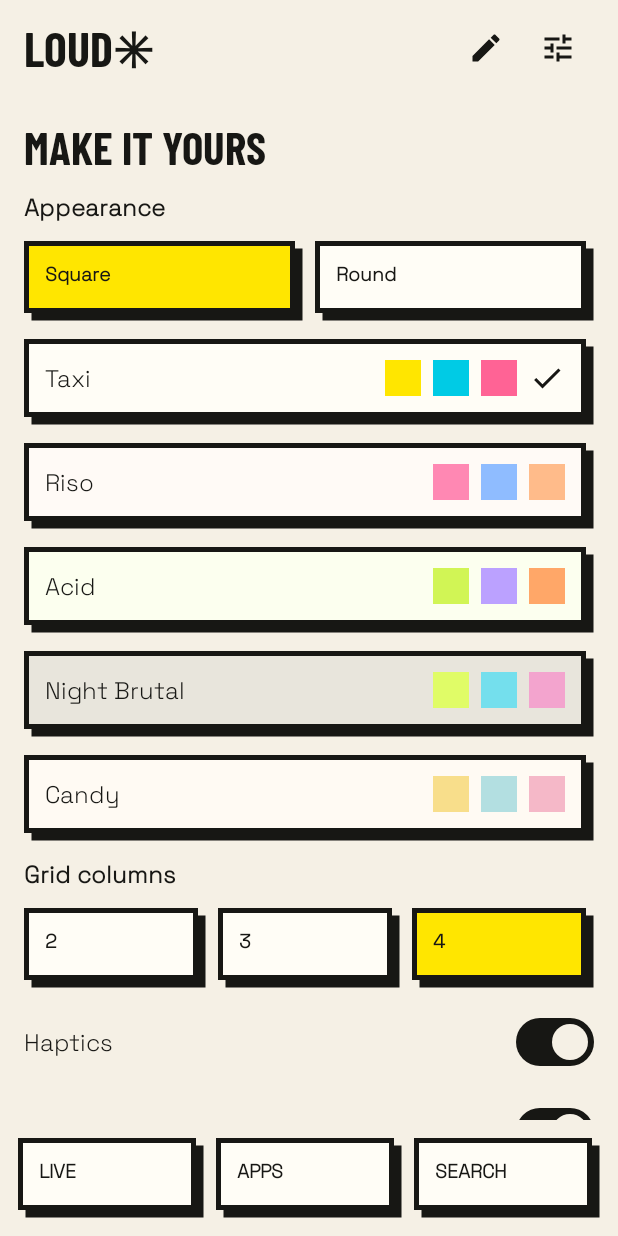
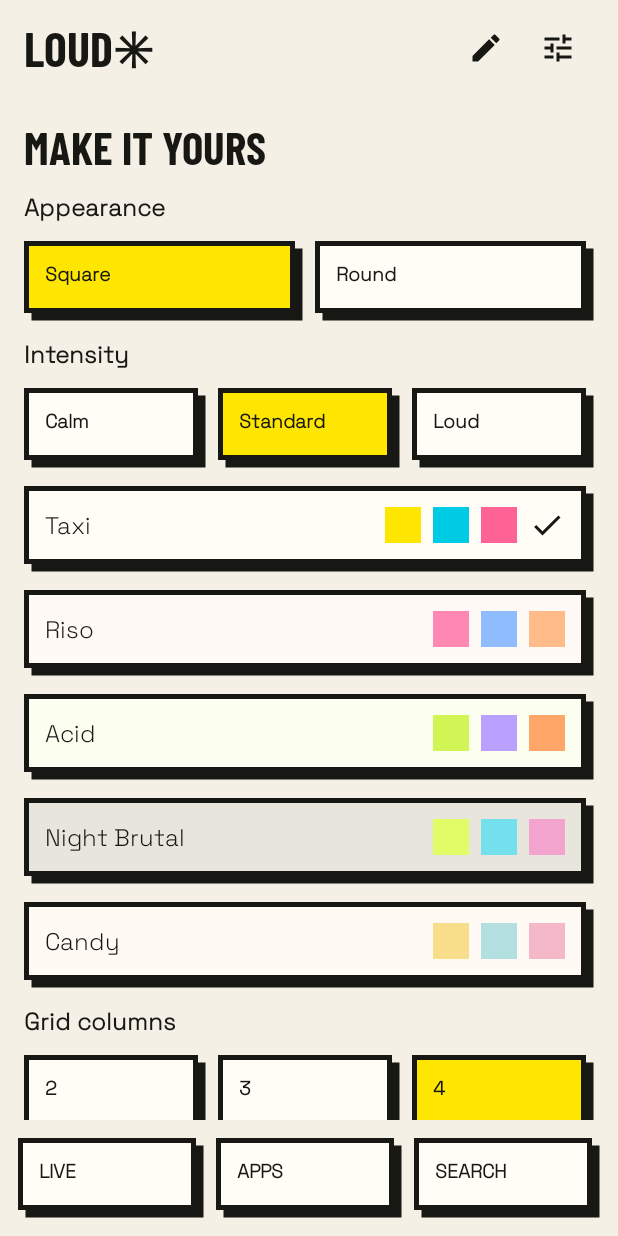
Before and after one commit to peteroomen/loud-launcher, an Android app built with Jetpack Compose: the screen it shows after launch (MainActivity), after a tap on "Square", on a phone screen of 412 x 824 dp. Run offline under Robolectric (Android 15) with nearby library versions, the phone set to English and light mode, and no system bars; our stand-ins replace Room's generated code; pictures from the network do not load; 1 statement that could not run was skipped; 1 other tap on this screen came first.

Commit message:
Add Calm/Standard/Loud appearance intensity setting
Scales outline and hard-shadow weight independently of shape and palette,
persists with settings and backups (missing value decodes as Standard).

Co-Authored-By: Claude Opus 5.5 <noreply@anthropic.com>
Claude-Session: https://claude.ai/code/session_014N6gUY1Hkx6UhE6nJaLX3J

```diff
--- a/app/src/main/java/io/github/peteroomen/loud/data/BackupCodec.kt
+++ b/app/src/main/java/io/github/peteroomen/loud/data/BackupCodec.kt
@@ -42,13 +42,13 @@ object BackupCodec {
     }
     fun encodeSettings(s: LauncherSettings): String {
         validateSettings(s)
-        return JSONObject().put("palette",s.palette).put("shape",s.shape.name).put("gridColumns",s.gridColumns).put("haptics",s.haptics).put("decorations",s.decorations).put("wallpaperUri",s.wallpaperUri ?: JSONObject.NULL).put("hiddenIds",JSONArray(s.appPreferences.hiddenIds.sorted())).put("renames",JSONObject(s.appPreferences.renames)).toString()
+        return JSONObject().put("palette",s.palette).put("shape",s.shape.name).put("gridColumns",s.gridColumns).put("haptics",s.haptics).put("decorations",s.decorations).put("intensity",s.intensity.name).put("wallpaperUri",s.wallpaperUri ?: JSONObject.NULL).put("hiddenIds",JSONArray(s.appPreferences.hiddenIds.sorted())).put("renames",JSONObject(s.appPreferences.renames)).toString()
     }
     fun decodeSettings(json: String): LauncherSettings {
-        val o=JSONObject(json); keys(o,setOf("palette","shape","gridColumns","haptics","decorations","wallpaperUri","hiddenIds","renames"))
+        val o=JSONObject(json); keys(o,setOf("palette","shape","gridColumns","haptics","decorations","intensity","wallpaperUri","hiddenIds","renames"))
         val h=o.getJSONArray("hiddenIds"); val r=o.getJSONObject("renames")
         require(o.get("haptics") is Boolean && o.get("decorations") is Boolean)
-        return LauncherSettings(o.getString("palette"),AppearanceShape.valueOf(o.getString("shape")),int(o,"gridColumns"),o.getBoolean("haptics"),o.getBoolean("decorations"),if(o.isNull("wallpaperUri")) null else o.getString("wallpaperUri"),AppPreferences((0 until h.length()).map { h.getString(it) }.toSet(),r.keys().asSequence().associateWith { r.getString(it) })).also(::validateSettings)
+        return LauncherSettings(o.getString("palette"),AppearanceShape.valueOf(o.getString("shape")),int(o,"gridColumns"),o.getBoolean("haptics"),o.getBoolean("decorations"),if(o.isNull("wallpaperUri")) null else o.getString("wallpaperUri"),AppPreferences((0 until h.length()).map { h.getString(it) }.toSet(),r.keys().asSequence().associateWith { r.getString(it) }),if(o.has("intensity")) AppearanceIntensity.valueOf(o.getString("intensity")) else AppearanceIntensity.Standard).also(::validateSettings)
     }
     fun encodeConfig(c: Map<String,String>)=JSONObject(c).toString()
     fun decodeConfig(json: String)=JSONObject(json).let { o -> o.keys().asSequence().associateWith { o.getString(it) } }
--- a/app/src/main/java/io/github/peteroomen/loud/model/LauncherModels.kt
+++ b/app/src/main/java/io/github/peteroomen/loud/model/LauncherModels.kt
@@ -2,12 +2,14 @@ package io.github.peteroomen.loud.model
 import java.util.UUID
 
 enum class AppearanceShape { Square, Round }
+enum class AppearanceIntensity { Calm, Standard, Loud }
 data class AppPreferences(val hiddenIds: Set<String> = emptySet(), val renames: Map<String, String> = emptyMap()) {
     fun displayName(id: String, fallback: String) = renames[id] ?: fallback
 }
 data class LauncherSettings(val palette: String = "Taxi", val shape: AppearanceShape = AppearanceShape.Round,
     val gridColumns: Int = 4, val haptics: Boolean = true, val decorations: Boolean = true,
-    val wallpaperUri: String? = null, val appPreferences: AppPreferences = AppPreferences())
+    val wallpaperUri: String? = null, val appPreferences: AppPreferences = AppPreferences(),
+    val intensity: AppearanceIntensity = AppearanceIntensity.Standard)
 enum class HomeTileKind { Clock, Weather, Calendar, Music, Frequent, Web, Dev, App, Notifications, Note, Battery, Focus, Habit, Widget }
 data class HomeTile(val id: String = UUID.randomUUID().toString(), val kind: HomeTileKind,
     val columns: Int = 4, val rows: Int = 1, val color: Long? = null, val config: Map<String, String> = emptyMap())
--- a/app/src/main/java/io/github/peteroomen/loud/ui/BrutalSurface.kt
+++ b/app/src/main/java/io/github/peteroomen/loud/ui/BrutalSurface.kt
@@ -71,7 +71,7 @@ fun BrutalSurface(
 @Composable
 fun Tag(label: String, modifier: Modifier = Modifier) {
     val s = LocalLoud.current
-    Text(label, modifier.border(2.dp, Color(s.palette.ink)).background(Color(s.palette.paper)).padding(horizontal = 7.dp, vertical = 4.dp),
+    Text(label, modifier.border(s.tagStroke, Color(s.palette.ink)).background(Color(s.palette.paper)).padding(horizontal = 7.dp, vertical = 4.dp),
         fontFamily = MonoFont, fontSize = 11.sp, color = Color(s.palette.ink))
 }
 
--- a/app/src/main/java/io/github/peteroomen/loud/ui/LauncherDialogs.kt
+++ b/app/src/main/java/io/github/peteroomen/loud/ui/LauncherDialogs.kt
@@ -141,6 +141,8 @@ import kotlin.math.ceil
         Text("MAKE IT YOURS",fontFamily=LocalLoud.current.heading,fontWeight=FontWeight.Bold,fontSize=30.sp)
         Text("Appearance",fontWeight=FontWeight.Bold)
         Row(horizontalArrangement=Arrangement.spacedBy(8.dp)) {AppearanceShape.entries.forEach {shape->BrutalButton(shape.name,Modifier.weight(1f),settings.shape==shape) {vm.settings {it.copy(shape=shape)}}}}
+        Text("Intensity",fontWeight=FontWeight.Bold)
+        Row(horizontalArrangement=Arrangement.spacedBy(8.dp)) {AppearanceIntensity.entries.forEach {level->BrutalButton(level.name,Modifier.weight(1f),settings.intensity==level) {vm.settings {it.copy(intensity=level)}}}}
         LoudPalettes.all.forEach {p->BrutalSurface(Modifier.fillMaxWidth(),Color(p.paper),onClick={vm.settings {it.copy(palette=p.name)}}) {Row(verticalAlignment=Alignment.CenterVertically,horizontalArrangement=Arrangement.spacedBy(8.dp)) {Text(p.name,modifier=Modifier.weight(1f));listOf(p.yellow,p.cyan,p.pink).forEach {fill->Box(Modifier.size(24.dp).background(Color(fill)))};if(settings.palette==p.name) Icon(Icons.Default.Check,"Selected palette")}}}
         Text("Grid columns",fontWeight=FontWeight.Bold)
         Row(horizontalArrangement=Arrangement.spacedBy(8.dp)) {(2..4).forEach {n->BrutalButton("$n",Modifier.weight(1f),settings.gridColumns==n) {vm.settings {it.copy(gridColumns=n)}}}}
--- a/app/src/main/java/io/github/peteroomen/loud/ui/LauncherScreen.kt
+++ b/app/src/main/java/io/github/peteroomen/loud/ui/LauncherScreen.kt
@@ -65,6 +65,7 @@ fun LoudLauncherApp(vm: LauncherViewModel,widgets: WidgetHostController) {
     val keyboard=LocalSoftwareKeyboardController.current
     val palette=LoudPalettes.all.firstOrNull {it.name==settings.palette} ?: LoudPalettes.Taxi
     val shape=if(settings.shape==AppearanceShape.Round) LoudShape.Round else LoudShape.Square
+    val intensity=LoudIntensity.valueOf(settings.intensity.name)
     val snackbar=remember {SnackbarHostState()}
     suspend fun reconcileWidgets() {widgets.reconcileWidgets(vm.core.layout.persistedTiles().mapNotNull {it.config["widgetId"]?.toIntOrNull()}.toSet())}
     val permissions=rememberLauncherForActivityResult(ActivityResultContracts.RequestMultiplePermissions()) {vm.system.refresh()}
@@ -85,7 +86,7 @@ fun LoudLauncherApp(vm: LauncherViewModel,widgets: WidgetHostController) {
     LaunchedEffect(generation) {keyboard?.hide()}
     SideEffect {(context as? Activity)?.window?.let {WindowCompat.getInsetsController(it,it.decorView).apply {isAppearanceLightStatusBars=palette!=LoudPalettes.Night;isAppearanceLightNavigationBars=palette!=LoudPalettes.Night}}}
     BackHandler(page!=LauncherPage.Live || edit) {vm.home()}
-    LoudTheme(palette,shape,settings.haptics,settings.decorations) {
+    LoudTheme(palette,shape,settings.haptics,settings.decorations,intensity) {
         CompositionLocalProvider(LocalWidgetHost provides widgets) {
             Box(Modifier.fillMaxSize().background(Color(palette.canvas))) {
                 WallpaperImage(settings.wallpaperUri)
--- a/app/src/main/java/io/github/peteroomen/loud/ui/theme/LoudTheme.kt
+++ b/app/src/main/java/io/github/peteroomen/loud/ui/theme/LoudTheme.kt
@@ -22,18 +22,19 @@ import io.github.peteroomen.loud.R
 val DisplayFont = FontFamily(Font(R.font.barlow_condensed_bold, FontWeight.Bold))
 val BodyFont = FontFamily(Font(R.font.space_grotesk))
 val MonoFont = FontFamily(Font(R.font.space_mono))
-data class LoudStyle(val palette: LoudPalette, val shape: LoudShape) {
+data class LoudStyle(val palette: LoudPalette, val shape: LoudShape, val intensity: LoudIntensity = LoudIntensity.Standard) {
     val corners get() = RoundedCornerShape(if (shape == LoudShape.Round) 19.dp else 0.dp)
-    val stroke get() = if (shape == LoudShape.Round) 2.dp else 3.dp
-    val shadow get() = if (shape == LoudShape.Round) 4.dp else 5.dp
+    val stroke get() = (if (shape == LoudShape.Round) 2.dp else 3.dp) * intensity.stroke
+    val shadow get() = (if (shape == LoudShape.Round) 4.dp else 5.dp) * intensity.shadow
+    val tagStroke get() = 2.dp * intensity.stroke
     val heading get() = if (shape == LoudShape.Round) BodyFont else DisplayFont
 }
 val LocalLoudHaptics = staticCompositionLocalOf { true }
 val LocalLoudDecorations = staticCompositionLocalOf { true }
 val LocalLoud = staticCompositionLocalOf { LoudStyle(LoudPalettes.Taxi, LoudShape.Square) }
 @Composable
-fun LoudTheme(palette: LoudPalette = LoudPalettes.Taxi, shape: LoudShape = LoudShape.Square, haptics: Boolean = true, decorations: Boolean = true, content: @Composable () -> Unit) {
-    CompositionLocalProvider(LocalLoud provides LoudStyle(palette, shape), LocalLoudHaptics provides haptics, LocalLoudDecorations provides decorations, LocalContentColor provides Color(palette.onCanvas)) {
+fun LoudTheme(palette: LoudPalette = LoudPalettes.Taxi, shape: LoudShape = LoudShape.Square, haptics: Boolean = true, decorations: Boolean = true, intensity: LoudIntensity = LoudIntensity.Standard, content: @Composable () -> Unit) {
+    CompositionLocalProvider(LocalLoud provides LoudStyle(palette, shape, intensity), LocalLoudHaptics provides haptics, LocalLoudDecorations provides decorations, LocalContentColor provides Color(palette.onCanvas)) {
         MaterialTheme(
             colorScheme = (if(palette == LoudPalettes.Night) darkColorScheme() else lightColorScheme()).copy(
                 primary = Color(palette.onCanvas), onPrimary = Color(palette.canvas),
--- a/app/src/main/java/io/github/peteroomen/loud/ui/theme/Tokens.kt
+++ b/app/src/main/java/io/github/peteroomen/loud/ui/theme/Tokens.kt
@@ -17,3 +17,5 @@ object LoudPalettes {
     val all = listOf(Taxi, Riso, Acid, Night, Candy)
 }
 enum class LoudShape(val title: String) { Square("Square Punch"), Round("Round Paper") }
+/** Scales outline and hard-shadow weight independently of shape and palette. */
+enum class LoudIntensity(val title: String, val stroke: Float, val shadow: Float) { Calm("Calm", .75f, .6f), Standard("Standard", 1f, 1f), Loud("Loud", 1.5f, 1.6f) }
```
Also changed, not shown: 3 other files.
